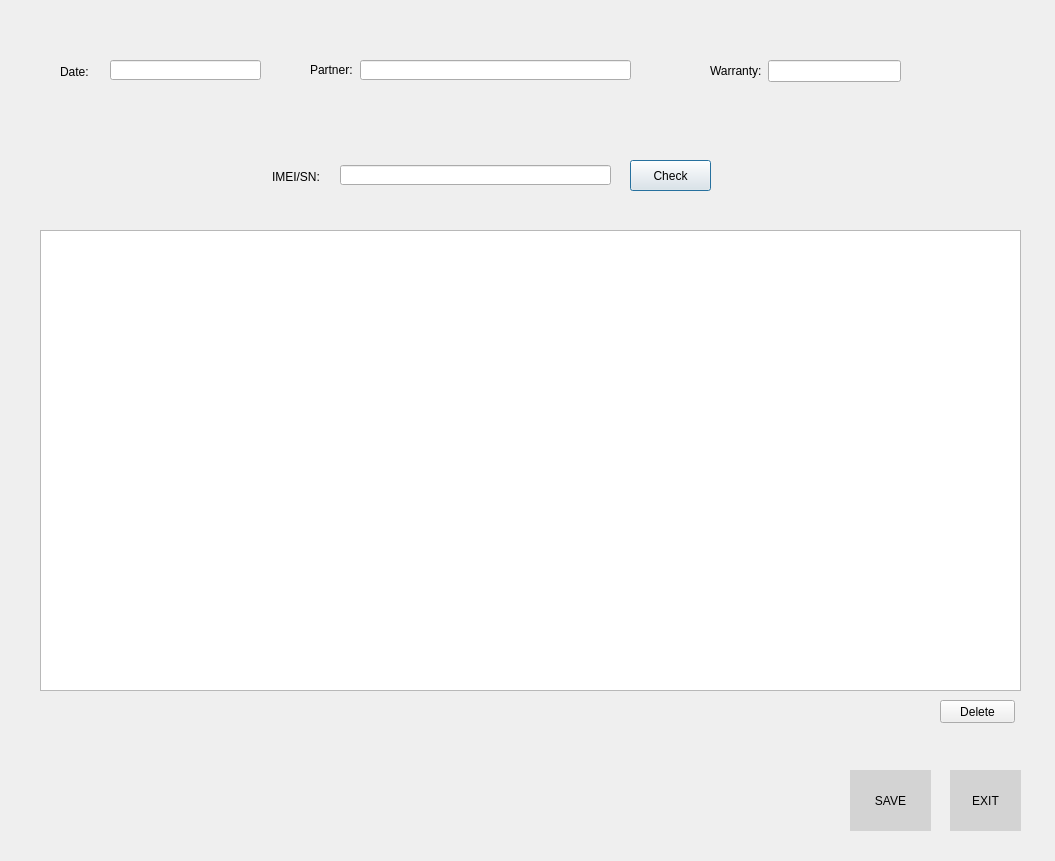
Old version of the form uis/rmas_incoming_form.ui in the repository andrei219/euromedia.
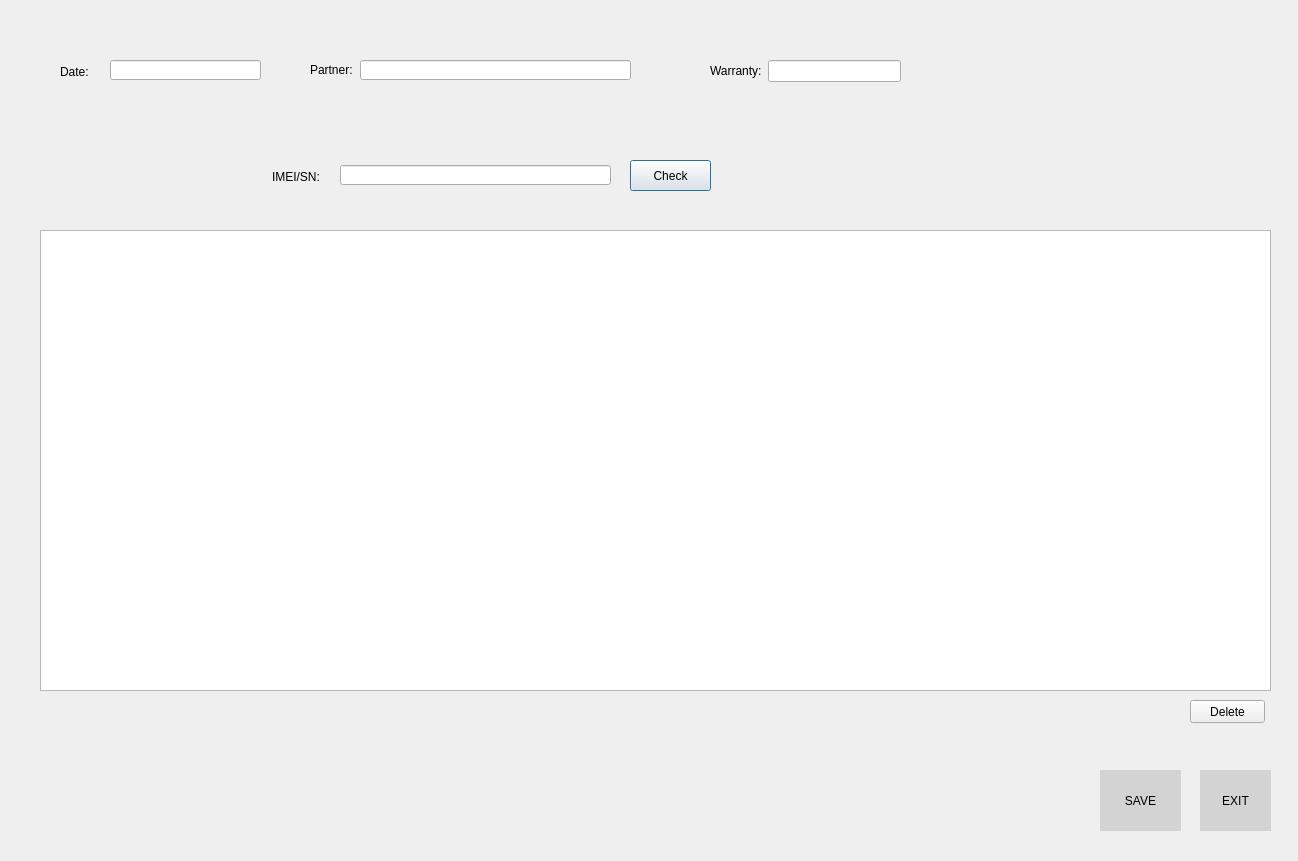
New version of the form. Icons and pictures are not drawn.

Diff of the .ui file:
```diff
--- a/uis/rmas_incoming_form.ui
+++ b/uis/rmas_incoming_form.ui
@@ -6,7 +6,7 @@
    <rect>
     <x>0</x>
     <y>0</y>
-    <width>1055</width>
+    <width>1298</width>
     <height>861</height>
    </rect>
   </property>
@@ -39,7 +39,7 @@
   <widget class="QToolButton" name="save">
    <property name="geometry">
     <rect>
-     <x>850</x>
+     <x>1100</x>
      <y>770</y>
      <width>81</width>
      <height>61</height>
@@ -71,7 +71,7 @@
   <widget class="QToolButton" name="exit">
    <property name="geometry">
     <rect>
-     <x>950</x>
+     <x>1200</x>
      <y>770</y>
      <width>71</width>
      <height>61</height>
@@ -105,7 +105,7 @@
     <rect>
      <x>40</x>
      <y>230</y>
-     <width>981</width>
+     <width>1231</width>
      <height>461</height>
     </rect>
    </property>
@@ -155,7 +155,7 @@
   <widget class="QPushButton" name="pushButton_2">
    <property name="geometry">
     <rect>
-     <x>940</x>
+     <x>1190</x>
      <y>700</y>
      <width>75</width>
      <height>23</height>
@@ -188,7 +188,7 @@
     </rect>
    </property>
   </widget>
-  <widget class="QWidget" name="">
+  <widget class="QWidget" name="layoutWidget">
    <property name="geometry">
     <rect>
      <x>710</x>
```
